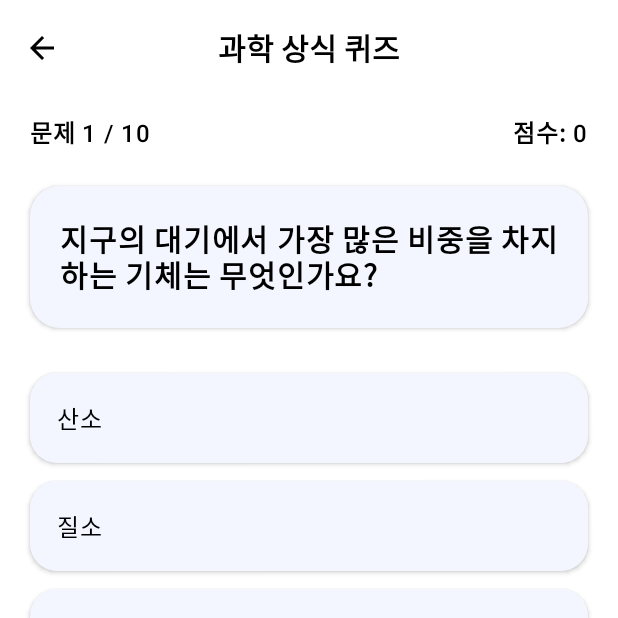
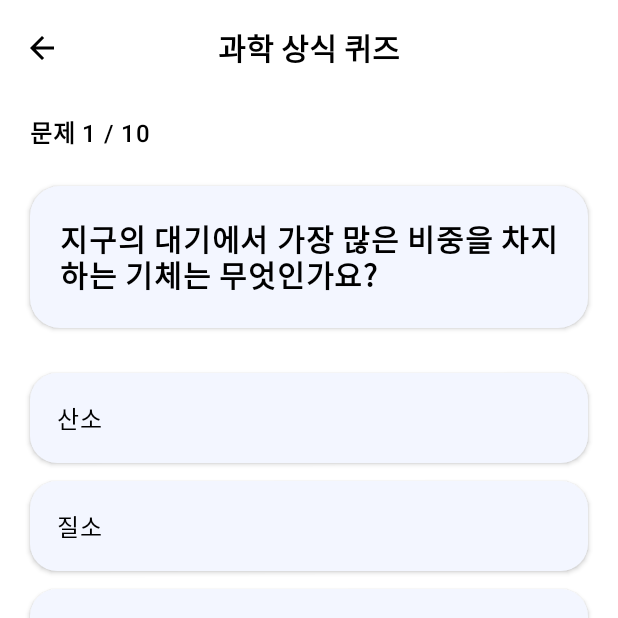
Before and after one commit to subeeen/MobileSoftware_QuizApp, an Android app built with Jetpack Compose: the screen it shows after launch (MainActivity), after a tap on an icon or button, on a phone screen of 412 x 824 dp, the top half of it. Run offline under Robolectric (Android 15) with nearby library versions, the phone set to English and light mode, and no system bars.

Commit message:
feat: 수도/IT 퀴즈 추가, 점수 보이기 삭제

```diff
--- a/app/src/main/java/com/example/quizapp/data/QuizData.kt
+++ b/app/src/main/java/com/example/quizapp/data/QuizData.kt
@@ -3,6 +3,7 @@ package com.example.quizapp.data
 import com.example.quizapp.data.model.Quiz
 
 val AllQuizzes = listOf(
+    // ---------------- 과학 상식 ----------------
     Quiz(
         subject = "과학 상식",
         question = "지구의 대기에서 가장 많은 비중을 차지하는 기체는 무엇인가요?",
@@ -63,6 +64,10 @@ val AllQuizzes = listOf(
         options = listOf("심장", "뇌", "간", "폐"),
         answerIndex = 2
     ),
+
+
+
+    // ---------------- 스포츠 상식 ----------------
     Quiz(
         subject = "스포츠 상식",
         question = "축구 경기에서 한 팀의 선수는 골키퍼를 포함하여 총 몇 명인가요?",
@@ -122,5 +127,134 @@ val AllQuizzes = listOf(
         question = "수영 경기에서 가장 빠른 영법은 무엇인가요?",
         options = listOf("배영", "평영", "접영", "자유형"),
         answerIndex = 3
+    ),
+
+
+
+// ---------------- 수도 상식 ----------------
+    Quiz(
+        subject = "수도 상식",
+        question = "대한민국의 수도는 무엇인가요?",
+        options = listOf("부산", "서울", "인천", "대전"),
+        answerIndex = 1
+    ),
+    Quiz(
+        subject = "수도 상식",
+        question = "일본의 수도는 무엇인가요?",
+        options = listOf("오사카", "삿포로", "도쿄", "교토"),
+        answerIndex = 2
+    ),
+    Quiz(
+        subject = "수도 상식",
+        question = "중국의 수도는 무엇인가요?",
+        options = listOf("상하이", "베이징", "광저우", "텐진"),
+        answerIndex = 1
+    ),
+    Quiz(
+        subject = "수도 상식",
+        question = "프랑스의 수도는 무엇인가요?",
+        options = listOf("니스", "파리", "리옹", "마르세유"),
+        answerIndex = 1
+    ),
+    Quiz(
+        subject = "수도 상식",
+        question = "이탈리아의 수도는 무엇인가요?",
+        options = listOf("밀라노", "베니스", "로마", "나폴리"),
+        answerIndex = 2
+    ),
+    Quiz(
+        subject = "수도 상식",
+        question = "영국의 수도는 무엇인가요?",
+        options = listOf("런던", "리버풀", "맨체스터", "버밍엄"),
+        answerIndex = 0
+    ),
+    Quiz(
+        subject = "수도 상식",
+        question = "캐나다의 수도는 무엇인가요?",
+        options = listOf("토론토", "오타와", "몬트리올", "밴쿠버"),
+        answerIndex = 1
+    ),
+    Quiz(
+        subject = "수도 상식",
+        question = "호주의 수도는 무엇인가요?",
+        options = listOf("시드니", "멜버른", "캔버라", "브리즈번"),
+        answerIndex = 2
+    ),
+    Quiz(
+        subject = "수도 상식",
+        question = "독일의 수도는 무엇인가요?",
+        options = listOf("베를린", "프랑크푸르트", "뮌헨", "함부르크"),
+        answerIndex = 0
+    ),
+    Quiz(
+        subject = "수도 상식",
+        question = "러시아의 수도는 무엇인가요?",
+        options = listOf("상트페테르부르크", "모스크바", "카잔", "블라디보스토크"),
+        answerIndex = 1
+    ),
+
+
+
+
+    // ---------------- IT 상식 ----------------
+    Quiz(
+        subject = "IT 상식",
+        question = "HTTP의 기본 포트 번호는 무엇인가요?",
+        options = listOf("22", "80", "8080", "443"),
+        answerIndex = 1
+    ),
+    Quiz(
+        subject = "IT 상식",
+        question = "운영체제(OS)의 역할이 아닌 것은 무엇인가요?",
+        options = listOf("프로세스 관리", "메모리 관리", "UI 디자인", "파일 시스템 관리"),
+        answerIndex = 2
+    ),
+    Quiz(
+        subject = "IT 상식",
+        question = "컴퓨터가 이해하는 정보의 최소 단위는 무엇인가요?",
+        options = listOf("바이트", "비트", "워드", "니블"),
+        answerIndex = 1
+    ),
+    Quiz(
+        subject = "IT 상식",
+        question = "다음 중 오픈소스 운영체제는 무엇인가요?",
+        options = listOf("Windows", "macOS", "Linux", "iOS"),
+        answerIndex = 2
+    ),
+    Quiz(
+        subject = "IT 상식",
+        question = "HTML에서 웹페이지의 구조를 담당하는 태그 언어는 무엇인가요?",
+        options = listOf("CSS", "Python", "HTML", "JavaScript"),
+        answerIndex = 2
+    ),
+    Quiz(
+        subject = "IT 상식",
+        question = "파이썬에서 리스트의 길이를 구하는 함수는 무엇인가요?",
+        options = listOf("size()", "length()", "count()", "len()"),
+        answerIndex = 3
+    ),
+    Quiz(
+        subject = "IT 상식",
+        question = "데이터베이스에서 데이터를 조회할 때 사용하는 명령어는?",
+        options = listOf("INSERT", "UPDATE", "SELECT", "DELETE"),
+        answerIndex = 2
+    ),
+    Quiz(
+        subject = "IT 상식",
+        question = "SNS 암호화 방식 중 계정 보안에 가장 널리 사용되는 방식은?",
+        options = listOf("MD5", "SHA-256", "Base64", "ROT13"),
+        answerIndex = 1
+    ),
+    Quiz(
+        subject = "IT 상식",
+        question = "다음 중 컴퓨터 네트워크 장비가 아닌 것은 무엇인가요?",
+        options = listOf("라우터", "스위치", "허브", "프린터"),
+        answerIndex = 3
+    ),
+    Quiz(
+        subject = "IT 상식",
+        question = "컴퓨터 부팅 시 가장 먼저 실행되는 프로그램은?",
+        options = listOf("BIOS / UEFI", "OS", "드라이버", "브라우저"),
+        answerIndex = 0
+    ),
     )
-)
--- a/app/src/main/java/com/example/quizapp/ui/main/MainScreen.kt
+++ b/app/src/main/java/com/example/quizapp/ui/main/MainScreen.kt
@@ -40,7 +40,7 @@ fun MainScreen(
             horizontalAlignment = Alignment.CenterHorizontally
         ) {
 
-            Spacer(modifier = Modifier.height(48.dp))
+            Spacer(modifier = Modifier.height(10.dp))
 
             Text(
                 text = "퀴즈 주제를 선택하세요",
@@ -56,7 +56,7 @@ fun MainScreen(
                 color = MaterialTheme.colorScheme.onSurfaceVariant
             )
 
-            Spacer(modifier = Modifier.height(48.dp))
+            Spacer(modifier = Modifier.height(40.dp))
 
             QuizCategoryCard(
                 title = "과학 상식",
@@ -72,6 +72,27 @@ fun MainScreen(
                 emoji = "⚽",
                 onClick = { onQuizStart("스포츠 상식") },
                 containerColor = Color(0xFFFCE4EC)
+            )
+
+
+            Spacer(modifier = Modifier.height(16.dp))
+
+            // ---------------- 수도 상식 ----------------
+            QuizCategoryCard(
+                title = "수도 상식",
+                emoji = "🌍",
+                onClick = { onQuizStart("수도 상식") },
+                containerColor = Color(0xFFE3F2FD)
+            )
+
+            Spacer(modifier = Modifier.height(16.dp))
+
+            // ----------------  IT 상식 ----------------
+            QuizCategoryCard(
+                title = "IT 상식",
+                emoji = "💻",
+                onClick = { onQuizStart("IT 상식") },
+                containerColor = Color(0xFFE8F5E9)
             )
         }
     }
--- a/app/src/main/java/com/example/quizapp/ui/quiz/QuizScreen.kt
+++ b/app/src/main/java/com/example/quizapp/ui/quiz/QuizScreen.kt
@@ -102,10 +102,10 @@ fun QuizScreen(
                         "문제 ${currentQuestionIndex + 1} / ${quizList.size}",
                         fontWeight = FontWeight.SemiBold
                     )
-                    Text(
-                        "점수: $score",
-                        fontWeight = FontWeight.SemiBold
-                    )
+//                    Text(
+//                        "점수: $score",
+//                        fontWeight = FontWeight.SemiBold
+//                    )
                 }
 
                 Spacer(modifier = Modifier.height(24.dp))
--- a/app/src/main/java/com/example/quizapp/ui/quiz/capitals/CapitalsQuizScreen.kt
+++ /dev/null
@@ -1,4 +0,0 @@
-package com.example.quizapp.ui.quiz.capitals
-
-class CapitalsQuizScreen {
-}
--- a/app/src/main/java/com/example/quizapp/ui/quiz/capitals/CapitalsResultScreen.kt
+++ /dev/null
@@ -1,4 +0,0 @@
-package com.example.quizapp.ui.quiz.capitals
-
-class CapitalsResultScreen {
-}
--- a/app/src/main/java/com/example/quizapp/ui/quiz/it/ITQuizScreen.kt
+++ /dev/null
@@ -1,4 +0,0 @@
-package com.example.quizapp.ui.quiz.it
-
-class ITQuizScreen {
-}
--- a/app/src/main/java/com/example/quizapp/ui/quiz/it/ITResultScreen.kt
+++ /dev/null
@@ -1,4 +0,0 @@
-package com.example.quizapp.ui.quiz.it
-
-class ITResultScreen {
-}
--- a/app/src/main/java/com/example/quizapp/ui/ranking/RankingScreen.kt
+++ b/app/src/main/java/com/example/quizapp/ui/ranking/RankingScreen.kt
@@ -46,7 +46,7 @@ fun RankingScreen(
             horizontalAlignment = Alignment.CenterHorizontally
         ) {
 
-            Spacer(modifier = Modifier.height(42.dp))
+            Spacer(modifier = Modifier.height(10.dp))
 
             Text(
                 text = "역대 최고 점수 TOP 10",
```
